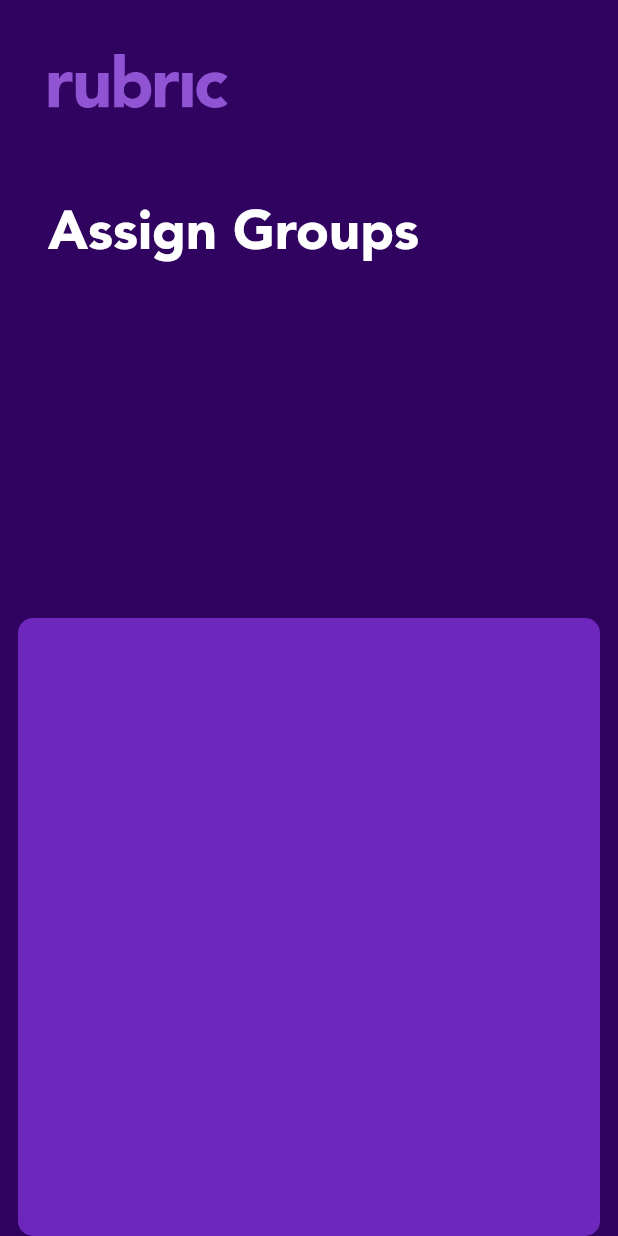
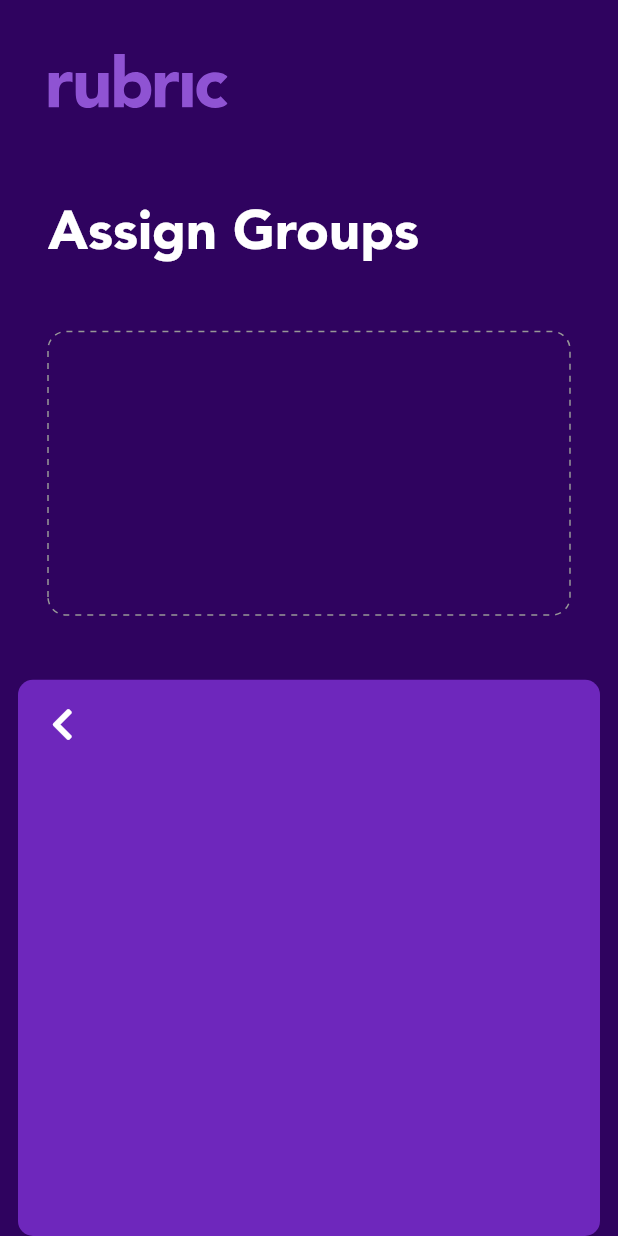
Before and after one commit to iamshawnmeek/rubric, a Flutter app: the AssignGroupsLanding screen opened directly, on a phone screen of 412 x 824 dp. Run offline on Flutter 3.47's test engine with Material 2 defaults, Android fonts, the phone set to English and light mode, and no system bars; drawn by our look-alikes of dotted_border; our stand-ins replace flutter_riverpod, flutter_svg, font_awesome_flutter; missing offline and left inert: flow_builder.

Commit message:
Added DottedBorder widget

```diff
--- a/lib/assign_groups_landing.dart
+++ b/lib/assign_groups_landing.dart
@@ -1,7 +1,10 @@
 import 'package:flutter/material.dart';
+import 'package:font_awesome_flutter/font_awesome_flutter.dart';
 import 'package:rubric/components/colors.dart';
 import 'package:rubric/typography/headline_one.dart';
 import 'components/small_logo.dart';
+// import 'package:dotted_line/dotted_line.dart';
+import 'package:dotted_border/dotted_border.dart';
 
 class AssignGroupsLanding extends StatelessWidget {
   @override
@@ -21,6 +24,17 @@ class AssignGroupsLanding extends StatelessWidget {
                     SizedBox(height: 60),
                     HeadlineOne('Assign Groups'),
                     SizedBox(height: 46),
+                    DottedBorder(
+                      borderType: BorderType.RRect,
+                      dashPattern: [4, 4, 4, 4],
+                      color: lightgray,
+                      radius: Radius.circular(12),
+                      child: Container(
+                          height: 185, // should this be fractional height?
+                          decoration: BoxDecoration(
+                            borderRadius: BorderRadius.circular(10),
+                          )),
+                    ),
                   ],
                 ),
               ),
@@ -32,13 +46,20 @@ class AssignGroupsLanding extends StatelessWidget {
               padding: const EdgeInsets.symmetric(horizontal: 12),
               child: FractionallySizedBox(
                 //fractions out the container
-                heightFactor: .5,
+                heightFactor:
+                    .45, //changed from .50 to help add some white space
                 child: Container(
+                  width:
+                      400, //how to make width 100% or stretch edges w/o numerical value?
+                  child: Padding(
+                    padding: const EdgeInsets.symmetric(
+                        vertical: 18.0, horizontal: 22),
+                    child: FaIcon(FontAwesomeIcons.chevronLeft),
+                  ), //how to fade this back in color with hex value #B693DD?
                   decoration: BoxDecoration(
                     borderRadius: BorderRadius.circular(10),
                     color: primaryDark,
                   ),
-                  height: 480, //to change later
                 ),
               ),
             ),
```
